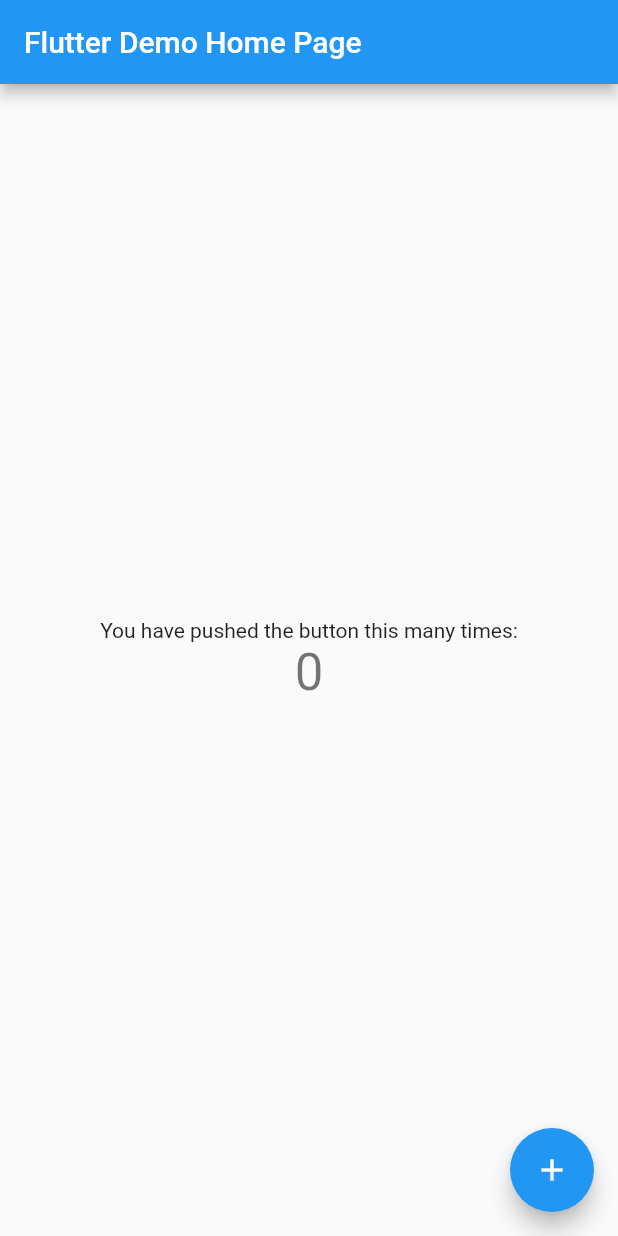
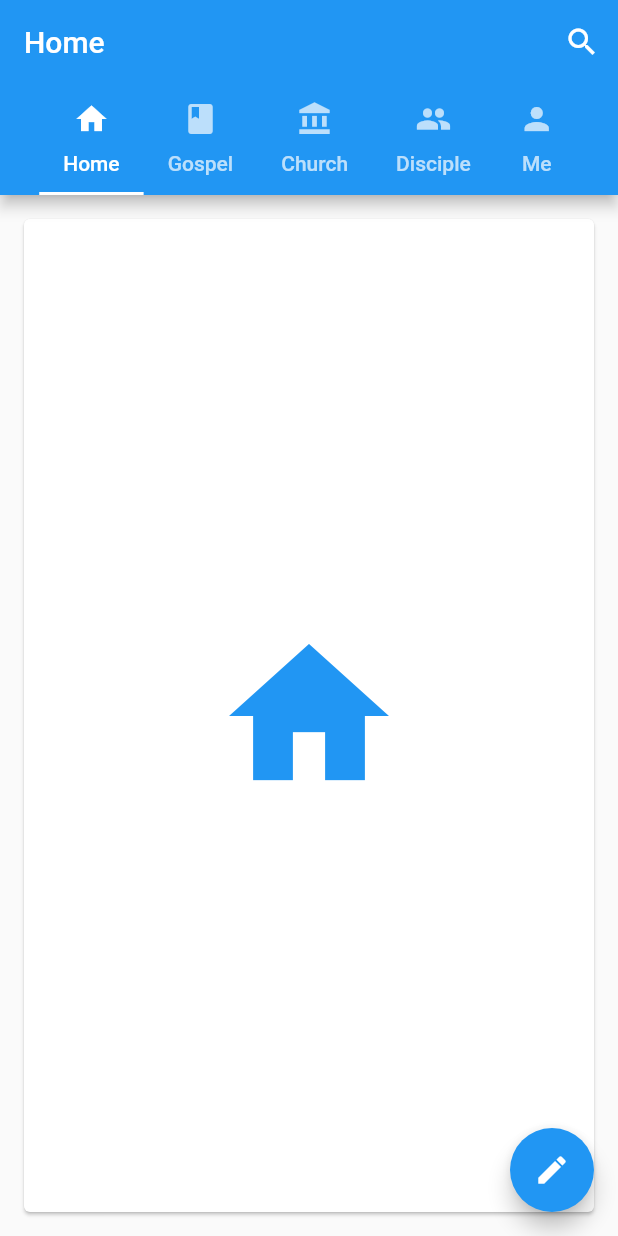
Before and after one commit to Sharan94/ChristianFlutter, a Flutter app: the screen it shows after launch, on a phone screen of 412 x 824 dp. Run offline on Flutter 3.47's test engine with Material 2 defaults, Android fonts, the phone set to English and light mode, and no system bars.

Commit message:
five icons added to present the church page's five entrances

```diff
--- a/lib/main.dart
+++ b/lib/main.dart
@@ -20,7 +20,7 @@ class MyApp extends StatelessWidget {
         // is not restarted.
         primarySwatch: Colors.blue,
       ),
-      home: MyHomePage(title: 'Flutter Demo Home Page'),
+      home: MyHomePage(title: 'Home'),
     );
   }
 }
@@ -43,8 +43,98 @@ class MyHomePage extends StatefulWidget {
   _MyHomePageState createState() => _MyHomePageState();
 }
 
-class _MyHomePageState extends State<MyHomePage> {
+enum TabsDemoStyle { iconsAndText, iconsOnly, textOnly }
+
+class _Page {
+  const _Page({this.icon, this.text});
+
+  final IconData icon;
+  final String text;
+}
+
+const List<_Page> _allPages = <_Page>[
+  _Page(icon: Icons.home, text: 'Home'),
+  _Page(icon: Icons.book, text: 'Gospel'),
+  _Page(icon: Icons.account_balance, text: 'Church'),
+  _Page(icon: Icons.people, text: 'Disciple'),
+  _Page(icon: Icons.person, text: 'Me'),
+];
+
+class _MyHomePageState extends State<MyHomePage>
+    with SingleTickerProviderStateMixin {
+  TabController _controller;
+  TabsDemoStyle _demoStyle = TabsDemoStyle.iconsAndText;
+  bool _customIndicator = false;
   int _counter = 0;
+
+  @override
+  void initState() {
+    super.initState();
+    _controller = TabController(vsync: this, length: _allPages.length);
+  }
+
+  @override
+  void dispose() {
+    _controller.dispose();
+    super.dispose();
+  }
+
+  Decoration getIndicator() {
+    if (!_customIndicator) return const UnderlineTabIndicator();
+
+    switch (_demoStyle) {
+      case TabsDemoStyle.iconsAndText:
+        return ShapeDecoration(
+          shape: const RoundedRectangleBorder(
+                borderRadius: BorderRadius.all(Radius.circular(4.0)),
+                side: BorderSide(
+                  color: Colors.white24,
+                  width: 2.0,
+                ),
+              ) +
+              const RoundedRectangleBorder(
+                borderRadius: BorderRadius.all(Radius.circular(4.0)),
+                side: BorderSide(
+                  color: Colors.transparent,
+                  width: 4.0,
+                ),
+              ),
+        );
+
+      case TabsDemoStyle.iconsOnly:
+        return ShapeDecoration(
+          shape: const CircleBorder(
+                side: BorderSide(
+                  color: Colors.white24,
+                  width: 4.0,
+                ),
+              ) +
+              const CircleBorder(
+                side: BorderSide(
+                  color: Colors.transparent,
+                  width: 4.0,
+                ),
+              ),
+        );
+
+      case TabsDemoStyle.textOnly:
+        return ShapeDecoration(
+          shape: const StadiumBorder(
+                side: BorderSide(
+                  color: Colors.white24,
+                  width: 2.0,
+                ),
+              ) +
+              const StadiumBorder(
+                side: BorderSide(
+                  color: Colors.transparent,
+                  width: 4.0,
+                ),
+              ),
+        );
+    }
+    return null;
+  }
 
   void _incrementCounter() {
     setState(() {
@@ -65,46 +155,65 @@ class _MyHomePageState extends State<MyHomePage> {
     // The Flutter framework has been optimized to make rerunning build methods
     // fast, so that you can just rebuild anything that needs updating rather
     // than having to individually change instances of widgets.
+    final Color iconColor = Theme.of(context).accentColor;
     return Scaffold(
       appBar: AppBar(
         // Here we take the value from the MyHomePage object that was created by
         // the App.build method, and use it to set our appbar title.
         title: Text(widget.title),
-      ),
-      body: Center(
-        // Center is a layout widget. It takes a single child and positions it
-        // in the middle of the parent.
-        child: Column(
-          // Column is also layout widget. It takes a list of children and
-          // arranges them vertically. By default, it sizes itself to fit its
-          // children horizontally, and tries to be as tall as its parent.
-          //
-          // Invoke "debug painting" (press "p" in the console, choose the
-          // "Toggle Debug Paint" action from the Flutter Inspector in Android
-          // Studio, or the "Toggle Debug Paint" command in Visual Studio Code)
-          // to see the wireframe for each widget.
-          //
-          // Column has various properties to control how it sizes itself and
-          // how it positions its children. Here we use mainAxisAlignment to
-          // center the children vertically; the main axis here is the vertical
-          // axis because Columns are vertical (the cross axis would be
-          // horizontal).
-          mainAxisAlignment: MainAxisAlignment.center,
-          children: <Widget>[
-            Text(
-              'You have pushed the button this many times:',
-            ),
-            Text(
-              '$_counter',
-              style: Theme.of(context).textTheme.display1,
-            ),
-          ],
+        actions: <Widget>[
+          IconButton(
+            icon: Icon(Icons.search),
+            tooltip: 'Open search',
+            onPressed: () {
+              // ...
+            },
+          ),
+        ],
+        bottom: TabBar(
+          controller: _controller,
+          isScrollable: true,
+          indicator: getIndicator(),
+          tabs: _allPages.map<Tab>((_Page page) {
+            assert(_demoStyle != null);
+            switch (_demoStyle) {
+              case TabsDemoStyle.iconsAndText:
+                return Tab(text: page.text, icon: Icon(page.icon));
+              case TabsDemoStyle.iconsOnly:
+                return Tab(icon: Icon(page.icon));
+              case TabsDemoStyle.textOnly:
+                return Tab(text: page.text);
+            }
+            return null;
+          }).toList(),
         ),
       ),
+      body: TabBarView(
+          controller: _controller,
+          children: _allPages.map<Widget>((_Page page) {
+            return SafeArea(
+              top: false,
+              bottom: false,
+              child: Container(
+                key: ObjectKey(page.icon),
+                padding: const EdgeInsets.all(12.0),
+                child: Card(
+                  child: Center(
+                    child: Icon(
+                      page.icon,
+                      color: iconColor,
+                      size: 128.0,
+                      semanticLabel: 'Placeholder for ${page.text} tab',
+                    ),
+                  ),
+                ),
+              ),
+            );
+          }).toList()),
       floatingActionButton: FloatingActionButton(
         onPressed: _incrementCounter,
         tooltip: 'Increment',
-        child: Icon(Icons.add),
+        child: Icon(Icons.edit),
       ), // This trailing comma makes auto-formatting nicer for build methods.
     );
   }
```
